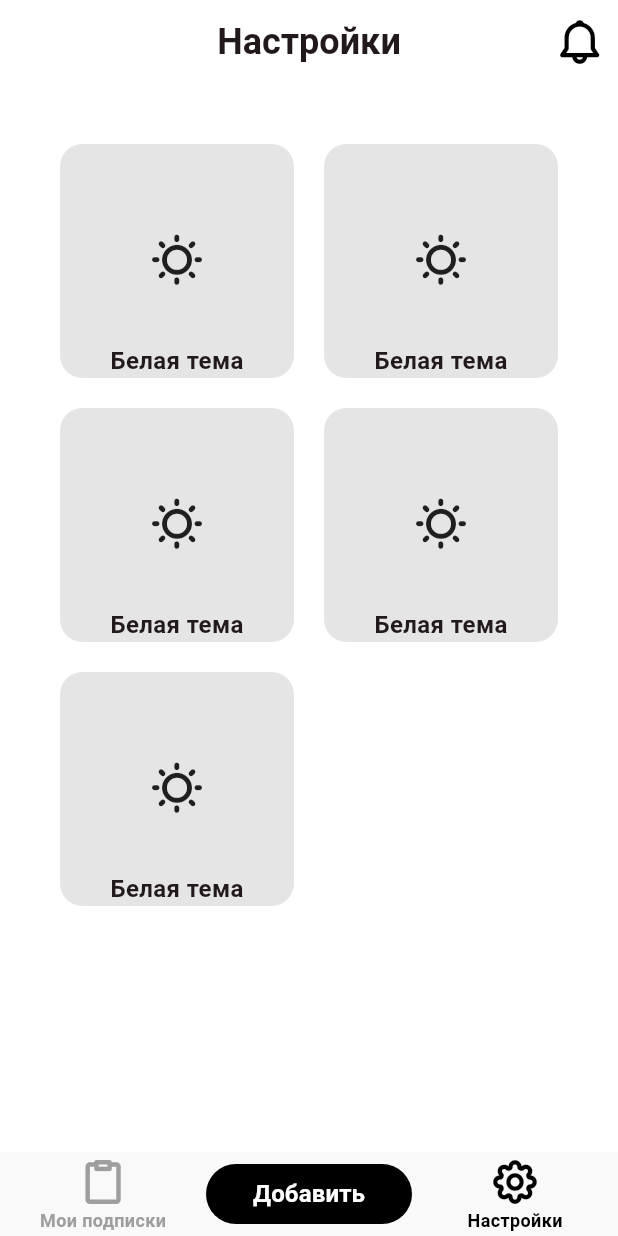
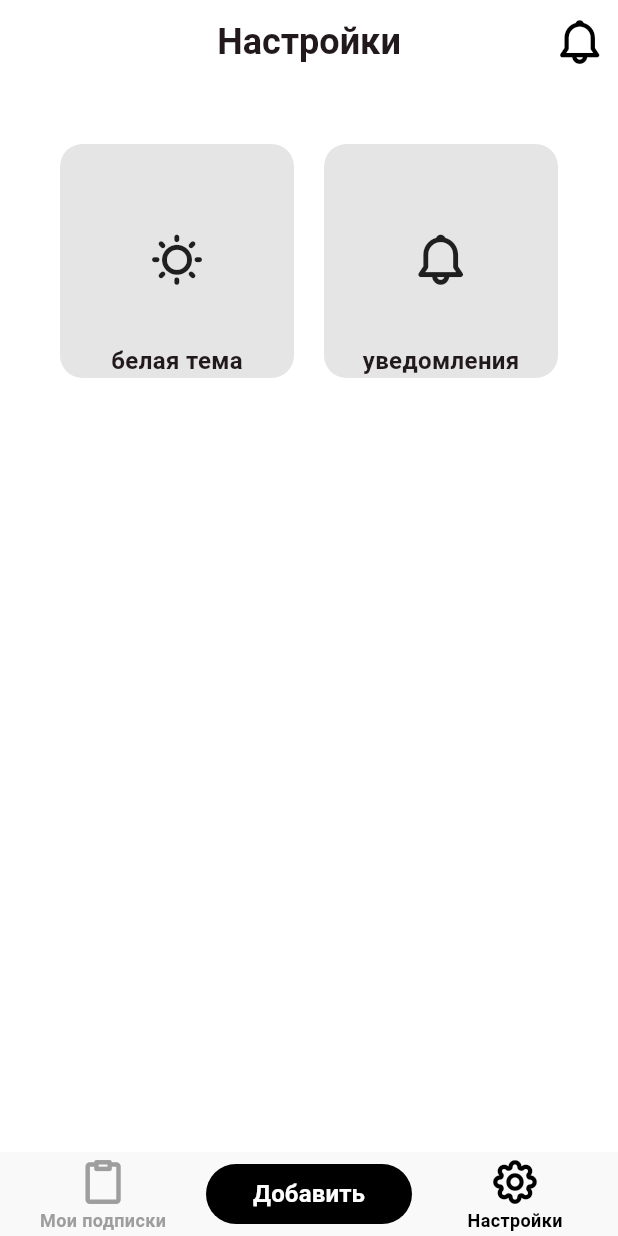
Before and after one commit to prosnake1/sub_notifier_app, a Flutter app: the SettingsScreen screen opened by its route, on a phone screen of 412 x 824 dp. Run offline on Flutter 3.47's test engine with Material 3 defaults, Android fonts, the phone set to English and light mode, and no system bars; our stand-ins replace get_it, go_router, shared_preferences, talker_flutter; missing offline and left inert: slang; accounts and stored records are empty; generated files the repository leaves out were written again; Roboto replaces fonts that are missing (Arial); project files that could hold a hidden picture were left out.

Commit message:
added settings button

```diff
--- /dev/null
+++ b/lib/domain/repositories/settings_button/model/model.dart
@@ -0,0 +1 @@
+export 'settings_button_model.dart';
--- /dev/null
+++ b/lib/domain/repositories/settings_button/model/settings_button_model.dart
@@ -0,0 +1,11 @@
+import 'package:flutter/widgets.dart';
+
+class SettingsButtonModel {
+  SettingsButtonModel({
+    required this.name,
+    required this.icon,
+  });
+
+  final String name;
+  final IconData icon;
+}
--- /dev/null
+++ b/lib/domain/repositories/settings_button/settings_button.dart
@@ -0,0 +1 @@
+export 'model/model.dart';
--- a/lib/features/settings/view/settings_screen.dart
+++ b/lib/features/settings/view/settings_screen.dart
@@ -1,7 +1,6 @@
 import 'package:flutter/material.dart';
-import 'package:sub_notifier_app/extensions/extensions.dart';
+import 'package:sub_notifier_app/features/settings/widgets/widgets.dart';
 import 'package:sub_notifier_app/icons/sn_icons.dart';
-import 'package:sub_notifier_app/theme/theme.dart';
 import 'package:sub_notifier_app/widgets/widgets.dart';
 
 class SettingsScreen extends StatefulWidget {
@@ -16,41 +15,62 @@ class _SettingsScreenState extends State<SettingsScreen> {
   Widget build(BuildContext context) {
     return Scaffold(
       appBar: SnAppBar(title: 'Настройки'),
-      body: GridView.builder(
-        gridDelegate: SliverGridDelegateWithFixedCrossAxisCount(
-          crossAxisCount: 2,
-          mainAxisSpacing: 20,
-          crossAxisSpacing: 20,
-        ),
-        itemCount: 5,
+      body: GridView.count(
+        crossAxisCount: 2,
+        mainAxisSpacing: 20,
+        crossAxisSpacing: 20,
         padding: EdgeInsets.all(40),
-        itemBuilder: (context, index) {
-          return InkWell(
-            onTap: () {},
-            borderRadius: BorderRadius.circular(15),
-            child: Container(
-              decoration: BoxDecoration(
-                color: ThemeColors.textIconExtraLow,
-                borderRadius: BorderRadius.circular(15),
-              ),
-              child: Column(
-                mainAxisAlignment: MainAxisAlignment.spaceBetween,
-                children: [
-                  20.ph,
-                  Icon(
-                    SnIcons.sun,
-                    size: 40,
-                  ),
-                  Text(
-                    'Белая тема',
-                    style: ThemeTypography.bodyLarge,
-                  ),
-                ],
-              ),
-            ),
-          );
-        },
+        children: [
+          SettingsButton(
+            icon: SnIcons.sun,
+            text: 'белая тема',
+          ),
+          SettingsButton(
+            icon: SnIcons.notification,
+            text: 'уведомления',
+          ),
+        ],
       ),
+      // body: GridView.builder(
+      //   gridDelegate: SliverGridDelegateWithFixedCrossAxisCount(
+      //     crossAxisCount: 2,
+      //     mainAxisSpacing: 20,
+      //     crossAxisSpacing: 20,
+      //   ),
+      //   itemCount: _settingsButtons.length,
+      //   padding: EdgeInsets.all(40),
+      //   itemBuilder: (context, i) {
+      //     final button = _settingsButtons[i];
+      //     IconData icon = button.icon;
+      //     String text = button.name;
+      //     return InkWell(
+      //       onTap: () {
+      //         text = 'уведомления: выключены';
+      //       },
+      //       borderRadius: BorderRadius.circular(15),
+      //       child: Container(
+      //         decoration: BoxDecoration(
+      //           color: ThemeColors.textIconExtraLow,
+      //           borderRadius: BorderRadius.circular(15),
+      //         ),
+      //         child: Column(
+      //           mainAxisAlignment: MainAxisAlignment.spaceBetween,
+      //           children: [
+      //             20.ph,
+      //             Icon(
+      //               icon,
+      //               size: 40,
+      //             ),
+      //             Text(
+      //               text,
+      //               style: ThemeTypography.bodyLarge,
+      //             ),
+      //           ],
+      //         ),
+      //       ),
+      //     );
+      //   },
+      // ),
     );
   }
 }
--- /dev/null
+++ b/lib/features/settings/widgets/settings_button.dart
@@ -0,0 +1,39 @@
+import 'package:flutter/material.dart';
+import 'package:sub_notifier_app/extensions/extensions.dart';
+import 'package:sub_notifier_app/theme/theme_colors.dart';
+import 'package:sub_notifier_app/theme/theme_typography.dart';
+
+class SettingsButton extends StatelessWidget {
+  const SettingsButton({
+    super.key,
+    required this.icon,
+    required this.text,
+  });
+
+  final IconData icon;
+  final String text;
+
+  @override
+  Widget build(BuildContext context) {
+    return Container(
+      decoration: BoxDecoration(
+        color: ThemeColors.textIconExtraLow,
+        borderRadius: BorderRadius.circular(15),
+      ),
+      child: Column(
+        mainAxisAlignment: MainAxisAlignment.spaceBetween,
+        children: [
+          20.ph,
+          Icon(
+            icon,
+            size: 40,
+          ),
+          Text(
+            text,
+            style: ThemeTypography.bodyLarge,
+          ),
+        ],
+      ),
+    );
+  }
+}
--- /dev/null
+++ b/lib/features/settings/widgets/widgets.dart
@@ -0,0 +1 @@
+export 'settings_button.dart';
```
